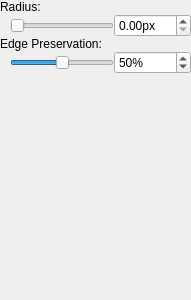
This is src/imagefilter_edgepreservingblur/filterwidget.ui in deiflou/ibp as Qt 5 draws it before an edit. The edited form follows.
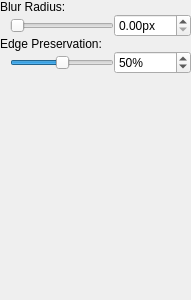
This is the edited form.

Patch:
```diff
--- a/src/imagefilter_edgepreservingblur/filterwidget.ui
+++ b/src/imagefilter_edgepreservingblur/filterwidget.ui
@@ -84,7 +84,7 @@
      <item row="0" column="0">
       <widget class="QLabel" name="label_2">
        <property name="text">
-        <string>Radius:</string>
+        <string>Blur Radius:</string>
        </property>
       </widget>
      </item>
```
